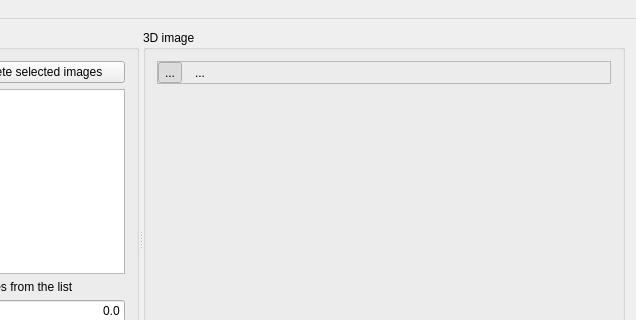
Qt form cybervision/UI/mainwindow.ui (zlogic/cybervision) before a commit; both pictures show x 156 to 792 and y 0 to 320 of the 792 by 578 pixel window.
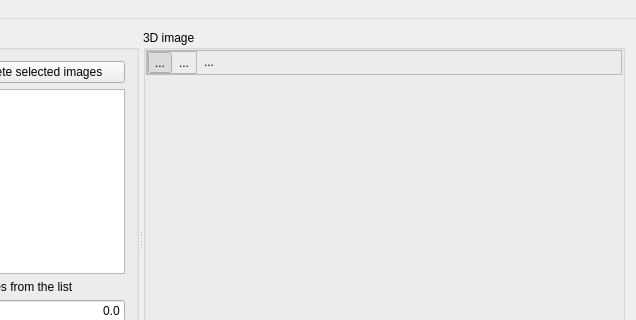
The same form after that commit. Icons and pictures are not drawn. Custom widgets are drawn as their Qt base class.

Commit message: - Completed grid drawing - Minor reconstruction fixes - Contains commented section with bitmap font rendering

```diff
--- a/cybervision/UI/mainwindow.ui
+++ b/cybervision/UI/mainwindow.ui
@@ -173,7 +173,31 @@
         <string>3D image</string>
        </property>
        <layout class="QVBoxLayout" name="verticalLayout_2">
+        <property name="spacing">
+         <number>0</number>
+        </property>
+        <property name="margin">
+         <number>0</number>
+        </property>
         <item>
+         <widget class="QFrame" name="frame_2">
+          <property name="frameShape">
+           <enum>QFrame::StyledPanel</enum>
+          </property>
+          <property name="frameShadow">
+           <enum>QFrame::Raised</enum>
+          </property>
+          <layout class="QFormLayout" name="formLayout_2">
+           <property name="horizontalSpacing">
+            <number>0</number>
+           </property>
+           <property name="verticalSpacing">
+            <number>0</number>
+           </property>
+           <property name="margin">
+            <number>0</number>
+           </property>
+           <item row="0" column="0">
          <widget class="QFrame" name="frame">
           <property name="frameShape">
            <enum>QFrame::StyledPanel</enum>
@@ -182,6 +206,15 @@
            <enum>QFrame::Raised</enum>
           </property>
           <layout class="QFormLayout" name="formLayout">
+              <property name="fieldGrowthPolicy">
+               <enum>QFormLayout::AllNonFixedFieldsGrow</enum>
+              </property>
+              <property name="horizontalSpacing">
+               <number>0</number>
+              </property>
+              <property name="verticalSpacing">
+               <number>0</number>
+              </property>
            <property name="margin">
             <number>0</number>
            </property>
@@ -237,6 +270,29 @@
           </layout>
          </widget>
         </item>
+           <item row="0" column="1">
+            <widget class="QToolButton" name="gridToolButton">
+             <property name="toolTip">
+              <string>Show grid</string>
+             </property>
+             <property name="text">
+              <string>...</string>
+             </property>
+             <property name="icon">
+              <iconset resource="../ReconstructionResources.qrc">
+               <normaloff>:/icons/UI/icons/grid.png</normaloff>:/icons/UI/icons/grid.png</iconset>
+             </property>
+             <property name="checkable">
+              <bool>true</bool>
+             </property>
+             <property name="autoRaise">
+              <bool>true</bool>
+             </property>
+            </widget>
+           </item>
+          </layout>
+         </widget>
+        </item>
         <item>
          <widget class="CybervisionViewer" name="openGLViewport" native="true">
           <property name="sizePolicy">
```
Left out of the diff: 2 changed lines with no effect on the pictures. Lines whose indentation alone changed are shown as unchanged. The commit also changes 10 other files.
